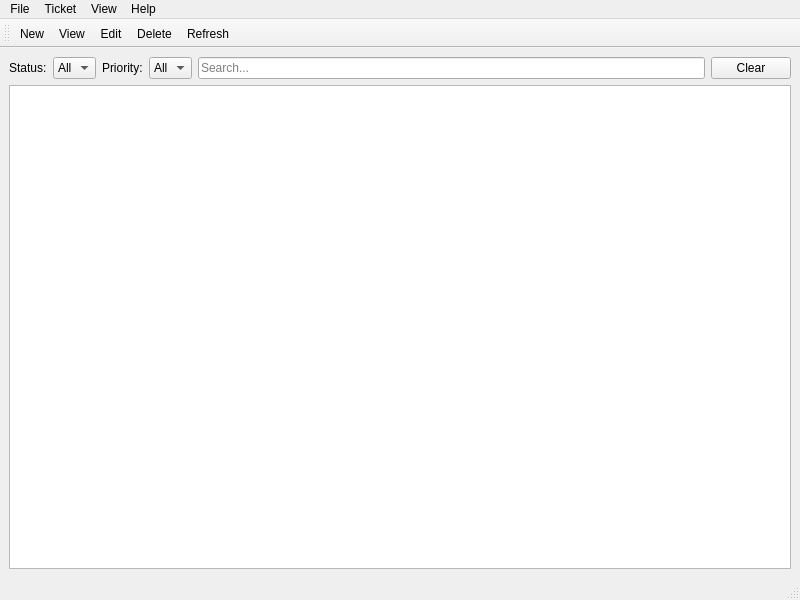
The window that mainwindow.ui (BobaBobus123/11pr) describes before a commit, drawn with Qt 5.
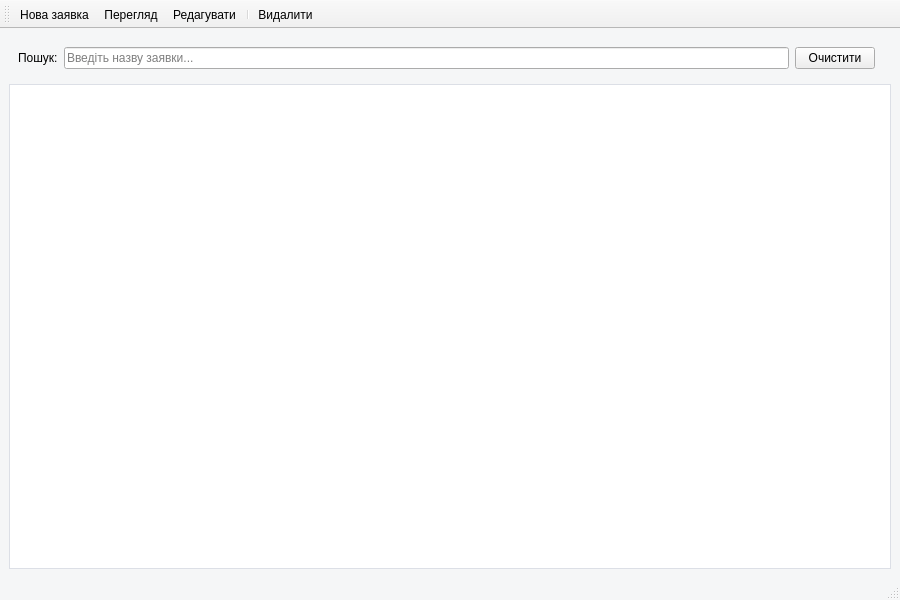
The same window after the commit.

Commit message: Update Helpdesk: implemented QAbstractTableModel and fixed Qt6 compatibility

```diff
--- a/mainwindow.ui
+++ b/mainwindow.ui
@@ -3,38 +3,58 @@
  <class>MainWindow</class>
  <widget class="QMainWindow" name="MainWindow">
   <property name="geometry">
-   <rect><x>0</x><y>0</y><width>800</width><height>600</height></rect>
+   <rect>
+    <x>0</x>
+    <y>0</y>
+    <width>900</width>
+    <height>600</height>
+   </rect>
   </property>
-  <property name="windowTitle"><string>Helpdesk</string></property>
+  <property name="windowTitle">
+   <string>Helpdesk System Pro</string>
+  </property>
+  <property name="styleSheet">
+   <string notr="true">
+    QMainWindow { background-color: #f5f6f7; }
+    QTableView { border: 1px solid #dcdfe6; background-color: white; gridline-color: #f0f0f0; }
+    QHeaderView::section { background-color: #f8f9fa; padding: 4px; border: 1px solid #dcdfe6; font-weight: bold; }
+   </string>
+  </property>
   <widget class="QWidget" name="centralwidget">
    <layout class="QVBoxLayout" name="mainLayout">
     <item>
-     <layout class="QHBoxLayout" name="filterLayout">
-      <item>
-       <widget class="QLabel" name="lblStatus"><property name="text"><string>Status:</string></property></widget>
-      </item>
-      <item>
-       <widget class="QComboBox" name="comboFilterStatus">
-        <item><property name="text"><string>All</string></property></item>
-       </widget>
-      </item>
-      <item>
-       <widget class="QLabel" name="lblPriority"><property name="text"><string>Priority:</string></property></widget>
-      </item>
-      <item>
-       <widget class="QComboBox" name="comboFilterPriority">
-        <item><property name="text"><string>All</string></property></item>
-       </widget>
-      </item>
-      <item>
-       <widget class="QLineEdit" name="editSearch">
-        <property name="placeholderText"><string>Search...</string></property>
-       </widget>
-      </item>
-      <item>
-       <widget class="QPushButton" name="btnClear"><property name="text"><string>Clear</string></property></widget>
-      </item>
-     </layout>
+     <widget class="QFrame" name="filterFrame">
+      <layout class="QHBoxLayout" name="filterLayout">
+       <item>
+        <widget class="QLabel" name="labelSearch">
+         <property name="text">
+          <string>Пошук:</string>
+         </property>
+        </widget>
+       </item>
+       <item>
+        <widget class="QLineEdit" name="editSearch">
+         <property name="placeholderText">
+          <string>Введіть назву заявки...</string>
+         </property>
+        </widget>
+       </item>
+       <item>
+        <widget class="QPushButton" name="btnClear">
+         <property name="text">
+          <string>Очистити</string>
+         </property>
+        </widget>
+       </item>
+       <item>
+        <spacer name="horizontalSpacer">
+         <property name="orientation">
+          <enum>Qt::Horizontal</enum>
+         </property>
+        </spacer>
+       </item>
+      </layout>
+     </widget>
     </item>
     <item>
      <widget class="QTableView" name="tableView">
@@ -44,23 +64,36 @@
     </item>
    </layout>
   </widget>
-  <widget class="QMenuBar" name="menubar">
-   <widget class="QMenu" name="menuFile"><property name="title"><string>File</string></property><addaction name="actionExit"/></widget>
-   <widget class="QMenu" name="menuTicket"><property name="title"><string>Ticket</string></property></widget>
-   <widget class="QMenu" name="menuView"><property name="title"><string>View</string></property></widget>
-   <widget class="QMenu" name="menuHelp"><property name="title"><string>Help</string></property></widget>
-   <addaction name="menuFile"/><addaction name="menuTicket"/><addaction name="menuView"/><addaction name="menuHelp"/>
-  </widget>
-  <widget class="QToolBar" name="toolBar">
-   <property name="toolButtonStyle"><enum>Qt::ToolButtonTextBesideIcon</enum></property>
-   <addaction name="actionNew"/><addaction name="actionView"/><addaction name="actionEdit"/><addaction name="actionDelete"/><addaction name="actionRefresh"/>
+  <widget class="QToolBar" name="mainToolBar">
+   <property name="toolButtonStyle">
+    <enum>Qt::ToolButtonTextBesideIcon</enum>
+   </property>
+   <addaction name="actionNew"/>
+   <addaction name="actionView"/>
+   <addaction name="actionEdit"/>
+   <addaction name="separator"/>
+   <addaction name="actionDelete"/>
   </widget>
   <widget class="QStatusBar" name="statusbar"/>
-  <action name="actionNew"><property name="text"><string>New</string></property></action>
-  <action name="actionView"><property name="text"><string>View</string></property></action>
-  <action name="actionEdit"><property name="text"><string>Edit</string></property></action>
-  <action name="actionDelete"><property name="text"><string>Delete</string></property></action>
-  <action name="actionRefresh"><property name="text"><string>Refresh</string></property></action>
-  <action name="actionExit"><property name="text"><string>Exit</string></property></action>
+  <action name="actionNew">
+   <property name="text">
+    <string>Нова заявка</string>
+   </property>
+  </action>
+  <action name="actionView">
+   <property name="text">
+    <string>Перегляд</string>
+   </property>
+  </action>
+  <action name="actionEdit">
+   <property name="text">
+    <string>Редагувати</string>
+   </property>
+  </action>
+  <action name="actionDelete">
+   <property name="text">
+    <string>Видалити</string>
+   </property>
+  </action>
  </widget>
 </ui>
```
Left out of the diff: 15 changed lines with no effect on the pictures. The commit also changes 8 other files.
